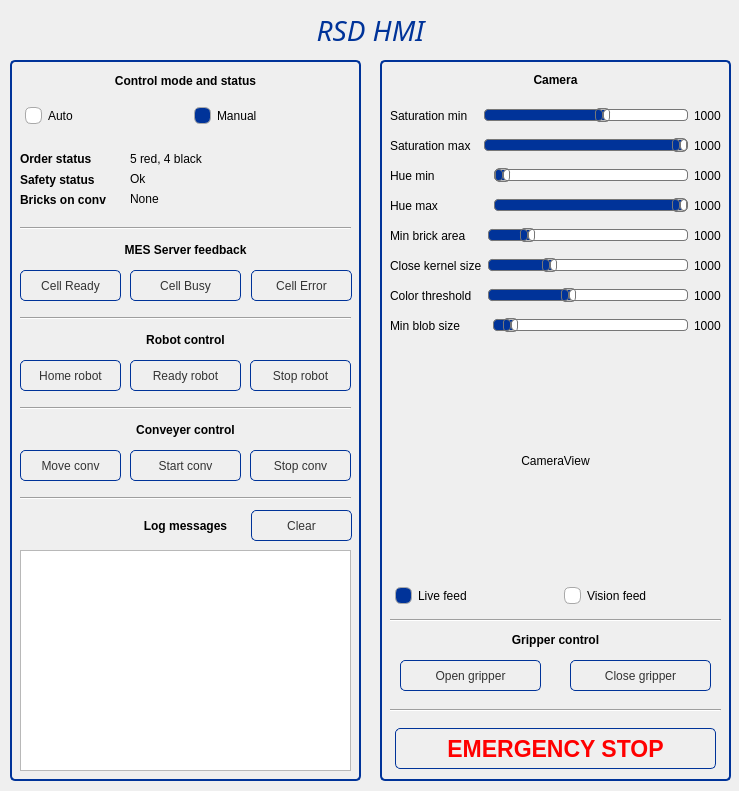
The window that RC_HMI/src/HMIWidget.ui (rsbGroup1/rc_rsd) describes before a commit, drawn with Qt 5.
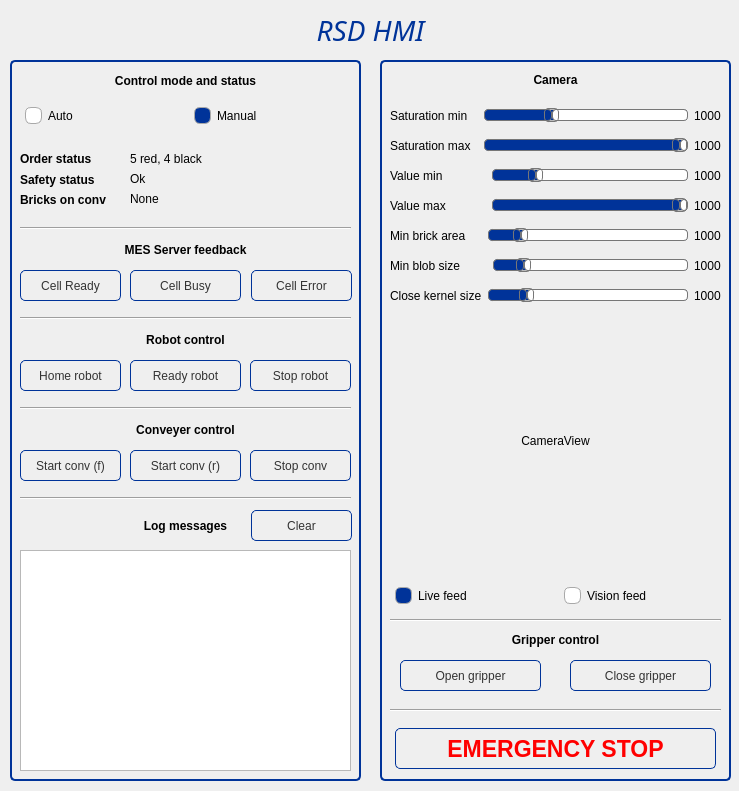
The same window after the commit.

```diff
--- a/RC_HMI/src/HMIWidget.ui
+++ b/RC_HMI/src/HMIWidget.ui
@@ -35,7 +35,7 @@
     <property name="geometry">
      <rect>
       <x>10</x>
-      <y>290</y>
+      <y>270</y>
       <width>331</width>
       <height>221</height>
      </rect>
@@ -153,7 +153,7 @@
         <number>255</number>
        </property>
        <property name="value">
-        <number>150</number>
+        <number>80</number>
        </property>
        <property name="orientation">
         <enum>Qt::Horizontal</enum>
@@ -279,7 +279,7 @@
      <item>
       <widget class="QLabel" name="label_4">
        <property name="text">
-        <string>Hue min                </string>
+        <string>Value min             </string>
        </property>
       </widget>
      </item>
@@ -346,6 +346,9 @@
        <property name="maximum">
         <number>255</number>
        </property>
+       <property name="value">
+        <number>50</number>
+       </property>
        <property name="orientation">
         <enum>Qt::Horizontal</enum>
        </property>
@@ -373,7 +376,7 @@
      <item>
       <widget class="QLabel" name="label_8">
        <property name="text">
-        <string>Hue max               </string>
+        <string>Value max            </string>
        </property>
       </widget>
      </item>
@@ -449,104 +452,7 @@
       </widget>
      </item>
      <item>
-      <widget class="QLabel" name="_labelHMax">
-       <property name="text">
-        <string>1000</string>
-       </property>
-      </widget>
-     </item>
-    </layout>
-   </widget>
-   <widget class="QWidget" name="horizontalLayoutWidget_6">
-    <property name="geometry">
-     <rect>
-      <x>10</x>
-      <y>220</y>
-      <width>331</width>
-      <height>31</height>
-     </rect>
-    </property>
-    <layout class="QHBoxLayout" name="horizontalLayout_6">
-     <item>
-      <widget class="QLabel" name="label_9">
-       <property name="text">
-        <string>Color threshold   </string>
-       </property>
-      </widget>
-     </item>
-     <item>
-      <widget class="QSlider" name="_sliderColor">
-       <property name="focusPolicy">
-        <enum>Qt::NoFocus</enum>
-       </property>
-       <property name="styleSheet">
-        <string notr="true">QSlider::groove:horizontal {
-border: 1px solid #bbb;
-background: #003399;
-height: 10px;
-border-radius: 4px;
-}
-
-QSlider::sub-page:horizontal {
-background: #003399;
-border: 1px solid #777;
-height: 10px;
-border-radius: 4px;
-}
-
-QSlider::add-page:horizontal {
-background: #fff;
-border: 1px solid #777;
-height: 10px;
-border-radius: 4px;
-}
-
-QSlider::handle:horizontal {
-background: qlineargradient(x1:0, y1:0, x2:1, y2:1,
-    stop:0 #eee, stop:1 #ccc);
-border: 1px solid #777;
-width: 13px;
-margin-top: -2px;
-margin-bottom: -2px;
-border-radius: 4px;
-}
-
-QSlider::handle:horizontal:hover {
-background: qlineargradient(x1:0, y1:0, x2:1, y2:1,
-    stop:0 #fff, stop:1 #ddd);
-border: 1px solid #444;
-border-radius: 4px;
-}
-
-QSlider::sub-page:horizontal:disabled {
-background: #bbb;
-border-color: #999;
-}
-
-QSlider::add-page:horizontal:disabled {
-background: #eee;
-border-color: #999;
-}
-
-QSlider::handle:horizontal:disabled {
-background: #eee;
-border: 1px solid #aaa;
-border-radius: 4px;
-}</string>
-       </property>
-       <property name="maximum">
-        <number>255</number>
-       </property>
-       <property name="value">
-        <number>100</number>
-       </property>
-       <property name="orientation">
-        <enum>Qt::Horizontal</enum>
-       </property>
-      </widget>
-     </item>
-     <item>
-      <widget class="QLabel" name="_labelColor">
+      <widget class="QLabel" name="_labelVMax">
        <property name="text">
         <string>1000</string>
        </property>
@@ -558,7 +464,7 @@
     <property name="geometry">
      <rect>
       <x>10</x>
-      <y>190</y>
+      <y>220</y>
       <width>331</width>
       <height>31</height>
      </rect>
@@ -641,7 +547,7 @@
         <number>4</number>
        </property>
        <property name="value">
-        <number>9</number>
+        <number>5</number>
        </property>
        <property name="orientation">
         <enum>Qt::Horizontal</enum>
@@ -744,7 +650,7 @@
         <number>1000</number>
        </property>
        <property name="value">
-        <number>5000</number>
+        <number>4000</number>
        </property>
        <property name="orientation">
         <enum>Qt::Horizontal</enum>
@@ -764,7 +670,7 @@
     <property name="geometry">
      <rect>
       <x>10</x>
-      <y>250</y>
+      <y>190</y>
       <width>331</width>
       <height>31</height>
      </rect>
@@ -847,7 +753,7 @@
         <number>100</number>
        </property>
        <property name="value">
-        <number>1000</number>
+        <number>2500</number>
        </property>
        <property name="orientation">
         <enum>Qt::Horizontal</enum>
@@ -1640,9 +1546,9 @@
    <widget class="QPushButton" name="_btnConvStart">
     <property name="geometry">
      <rect>
-      <x>120</x>
+      <x>10</x>
       <y>390</y>
-      <width>111</width>
+      <width>101</width>
       <height>31</height>
      </rect>
     </property>
@@ -1678,7 +1584,7 @@
 </string>
     </property>
     <property name="text">
-     <string>Start conv</string>
+     <string>Start conv (f)</string>
     </property>
    </widget>
    <widget class="QPushButton" name="_btnConvStop">
@@ -1895,9 +1801,9 @@
    <widget class="QPushButton" name="_btnConvMove">
     <property name="geometry">
      <rect>
-      <x>10</x>
+      <x>120</x>
       <y>390</y>
-      <width>101</width>
+      <width>111</width>
       <height>31</height>
      </rect>
     </property>
@@ -1933,7 +1839,7 @@
 </string>
     </property>
     <property name="text">
-     <string>Move conv</string>
+     <string>Start conv (r)</string>
     </property>
    </widget>
    <zorder>_btnCellReady</zorder>
```
Left out of the diff: 14 changed lines with no effect on the pictures.
